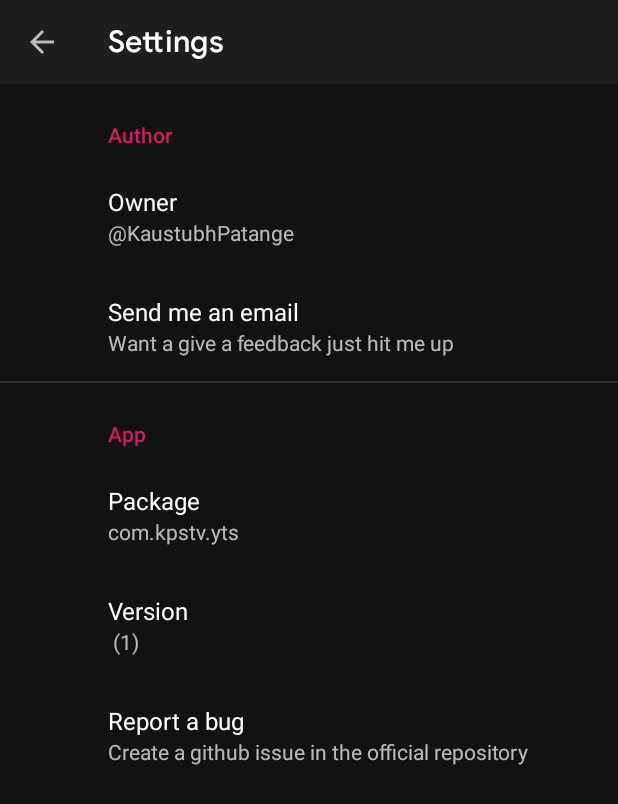
After one commit to KaustubhPatange/Moviesy, an Android app: the fragment AboutSettingFragment placed in its activity, on a phone screen of 412 x 824 dp. The commit adds this screen. Shown: the top 804 px of the screen. Run offline under Robolectric (Android 15) with nearby library versions, the phone set to English and light mode, and no system bars; our stand-ins replace RxJava, androidx.preference; libraries missing offline, so code that uses them is left out: com.danimahardhika.cafebar.

Commit message:
[Added] About preference

```diff
--- a/app/build.gradle.kts
+++ b/app/build.gradle.kts
@@ -68,7 +68,6 @@ dependencies {
     implementation(LibraryDependency.LIFECYCLE_VIEWMODEL)
     implementation(LibraryDependency.LIFECYCLE_COMMON)
     implementation(LibraryDependency.PAGING)
-    implementation(LibraryDependency.ASYNC_AWAIT)
     implementation(LibraryDependency.RETROFIT) {
         exclude("okhttp")
     }
--- a/app/src/main/java/com/kpstv/yts/AppSettings.kt
+++ b/app/src/main/java/com/kpstv/yts/AppSettings.kt
@@ -122,4 +122,10 @@ object AppSettings {
     const val TMDB_BASE_URL_PREF = "tmdb_base_url_pref"
     const val ANONYMOUS_TORRENT_DOWNLOAD_PREF = "anonymous_torrent_download_pref"
     const val STORAGE_LOCATION_PREF = "storage_location_pref"
+
+    const val AUTHOR_OWNER_PREF = "author_owner_pref"
+    const val AUTHOR_EMAIL_PREF = "author_email_pref"
+    const val APP_PACKAGE_PREF = "app_package_pref"
+    const val APP_VERSION_PREF = "app_version_pref"
+    const val APP_REPORT_PREF = "app_report_pref"
 }
--- a/app/src/main/java/com/kpstv/yts/di/ApplicationClass.kt
+++ b/app/src/main/java/com/kpstv/yts/di/ApplicationClass.kt
@@ -5,6 +5,8 @@ import androidx.core.content.res.ResourcesCompat
 import com.kpstv.yts.R
 import dagger.hilt.android.HiltAndroidApp
 import es.dmoral.toasty.Toasty
+import kotlinx.coroutines.DEBUG_PROPERTY_NAME
+import kotlinx.coroutines.DEBUG_PROPERTY_VALUE_ON
 
 @Suppress("unused")
 @HiltAndroidApp
--- a/app/src/main/java/com/kpstv/yts/extensions/utils/ContentUtils.kt
+++ b/app/src/main/java/com/kpstv/yts/extensions/utils/ContentUtils.kt
@@ -1,10 +1,8 @@
 package com.kpstv.yts.extensions.utils
 
-import android.content.Context
 import android.content.Intent
 import android.net.Uri
 import android.os.Environment
-import android.util.Log
 import java.io.File
 import java.net.URLDecoder
 
--- a/app/src/main/java/com/kpstv/yts/extensions/utils/ProxyUtils.kt
+++ b/app/src/main/java/com/kpstv/yts/extensions/utils/ProxyUtils.kt
@@ -8,9 +8,9 @@ import com.kpstv.yts.AppInterface
 import com.kpstv.yts.AppSettings
 import com.kpstv.yts.data.converters.AppDatabaseConverter
 import com.kpstv.yts.extensions.Coroutines
-import com.kpstv.yts.extensions.await
 import dagger.hilt.android.qualifiers.ApplicationContext
 import okhttp3.Request
+import ru.gildor.coroutines.okhttp.await
 import javax.inject.Inject
 import javax.inject.Singleton
 
--- /dev/null
+++ b/app/src/main/java/com/kpstv/yts/ui/settings/AboutSettingFragment.kt
@@ -0,0 +1,40 @@
+package com.kpstv.yts.ui.settings
+
+import android.os.Bundle
+import androidx.preference.Preference
+import androidx.preference.PreferenceFragmentCompat
+import com.kpstv.yts.AppInterface.Companion.IS_DARK_THEME
+import com.kpstv.yts.AppSettings
+import com.kpstv.yts.BuildConfig
+import com.kpstv.yts.R
+import com.kpstv.yts.extensions.utils.AppUtils
+
+class AboutSettingFragment : PreferenceFragmentCompat() {
+    override fun onCreatePreferences(savedInstanceState: Bundle?, rootKey: String?) {
+        setPreferencesFromResource(R.xml.about_preference, rootKey)
+
+        findPreference<Preference>(AppSettings.AUTHOR_OWNER_PREF)?.setOnPreferenceClickListener {
+            launch(getString(R.string.author_link))
+            true
+        }
+
+        findPreference<Preference>(AppSettings.AUTHOR_EMAIL_PREF)?.setOnPreferenceClickListener {
+            AppUtils.launchUrlIntent("mailto:${getString(R.string.author_mail)}", requireContext())
+            true
+        }
+
+        findPreference<Preference>(AppSettings.APP_PACKAGE_PREF)?.summary =
+            requireContext().packageName
+        findPreference<Preference>(AppSettings.APP_VERSION_PREF)?.summary =
+            "${BuildConfig.VERSION_NAME} (${BuildConfig.VERSION_CODE})"
+
+        findPreference<Preference>(AppSettings.APP_REPORT_PREF)?.setOnPreferenceClickListener {
+            AppUtils.launchUrlIntent(getString(R.string.app_github), requireContext())
+            true
+        }
+    }
+
+    private fun launch(url: String) {
+        AppUtils.launchUrl(requireContext(), url, IS_DARK_THEME)
+    }
+}
--- a/app/src/main/java/com/kpstv/yts/ui/settings/SettingsActivity.kt
+++ b/app/src/main/java/com/kpstv/yts/ui/settings/SettingsActivity.kt
@@ -50,7 +50,7 @@ class SettingsActivity : AppCompatActivity() {
                 STORAGE_FRAG -> replaceFragment(StorageSettingFragment())
                 LOOK_FEEL_FRAG -> replaceFragment(lookSettingsFragment)
                 DEVELOPER_FRAG -> replaceFragment(DevSettingsFragment())
-                ABOUT_FRAG -> ""
+                ABOUT_FRAG -> replaceFragment(AboutSettingFragment())
             }
         }
 
--- a/app/src/main/java/com/kpstv/yts/ui/settings/StorageSettingFragment.kt
+++ b/app/src/main/java/com/kpstv/yts/ui/settings/StorageSettingFragment.kt
@@ -15,6 +15,7 @@ import com.kpstv.yts.R
 import com.kpstv.yts.extensions.utils.ContentUtils
 import es.dmoral.toasty.Toasty
 
+// TODO: Testing needed for storage location
 class StorageSettingFragment : PreferenceFragmentCompat() {
     companion object {
         const val STORAGE_REQUEST = 102
--- /dev/null
+++ b/app/src/main/res/values/about.xml
@@ -0,0 +1,8 @@
+<?xml version="1.0" encoding="utf-8"?>
+<resources>
+    <string name="author_owner">\@KaustubhPatange</string>
+    <string name="author_link">http://github.com/KaustubhPatange</string>
+    <string name="author_mail">developerkp16@gmail.com</string>
+
+    <string name="app_github">https://github.com/KaustubhPatange/Moviesy</string>
+</resources>
--- a/app/src/main/res/values/strings.xml
+++ b/app/src/main/res/values/strings.xml
@@ -1,6 +1,5 @@
 <resources>
     <string name="app_name">Moviesy</string>
-
 
     <string name="long_text">Lorem ipsum dolor sit amet, consectetur adipiscing elit. In porta urna fermentum neque venenatis pellentesque. Nunc nec massa elit. Praesent pulvinar purus id semper pulvinar. Aliquam eget libero ac libero bibendum tempor. Orci varius natoque penatibus et magnis dis parturient montes, nascetur ridiculus mus. Suspendisse potenti. Vivamus cursus sit amet turpis id imperdiet. Donec nec ligula eget diam laoreet vulputate sit amet in sapien. Aenean iaculis nibh et purus rutrum hendrerit quis imperdiet ipsum. Vivamus elementum lobortis auctor. Aliquam pretium nisl vel lectus consectetur viverra. Praesent iaculis magna diam, nec sodales dui bibendum quis. Donec a felis ligula. Suspendisse potenti. In nec magna magna. Etiam sit amet convallis ipsum.
 
@@ -102,4 +101,8 @@ Fusce ultrices lacus ut maximus ultricies. Aliquam non tortor in nisl faucibus d
     <string name="anonymous_title">Anonymous Download</string>
     <string name="anonymous_summary">Enable spoofing of ip location while downloading torrent movies.</string>
     <string name="error_directory">Current directory structure is not supported</string>
+    <string name="report_issue_summary">Create a github issue in the official repository</string>
+    <string name="report_issue_title">Report a bug</string>
+    <string name="feedback_summary">Want a give a feedback just hit me up</string>
+    <string name="feedback_title">Send me an email</string>
 </resources>
--- /dev/null
+++ b/app/src/main/res/xml/about_preference.xml
@@ -0,0 +1,28 @@
+<?xml version="1.0" encoding="utf-8"?>
+<PreferenceScreen xmlns:app="http://schemas.android.com/apk/res-auto">
+
+    <PreferenceCategory app:title="Author">
+        <Preference
+            app:key="author_owner_pref"
+            app:summary="@string/author_owner"
+            app:title="Owner" />
+        <Preference
+            app:key="author_email_pref"
+            app:summary="@string/feedback_summary"
+            app:title="@string/feedback_title" />
+    </PreferenceCategory>
+
+    <PreferenceCategory app:title="App">
+        <Preference
+            app:key="app_package_pref"
+            app:title="Package" />
+        <Preference
+            app:key="app_version_pref"
+            app:title="Version" />
+        <Preference
+            app:key="app_report_pref"
+            app:summary="@string/report_issue_summary"
+            app:title="@string/report_issue_title" />
+    </PreferenceCategory>
+
+</PreferenceScreen>
--- a/buildSrc/src/main/java/LibraryDependency.kt
+++ b/buildSrc/src/main/java/LibraryDependency.kt
@@ -17,7 +17,6 @@ private object LibraryVersion {
     const val SWIPE_REFRESH = "1.1.0"
     const val BROWSER = "1.2.0"
     const val FB_SHIMMER = "0.5.0"
-    const val ASYNC_AWAIT = "1.0.0"
     const val GLIDE = "4.11.0"
     const val RXJAVA = "2.2.10"
     const val RXANDROID = "2.1.1"
@@ -51,7 +50,6 @@ object LibraryDependency {
     const val RXBINDING = "com.jakewharton.rxbinding2:rxbinding:${LibraryVersion.RXBINDING}"
     const val GLIDE = "com.github.bumptech.glide:glide:${LibraryVersion.GLIDE}"
     const val GLIDE_COMPILER = "com.github.bumptech.glide:compiler:${LibraryVersion.GLIDE}"
-    const val ASYNC_AWAIT = "co.metalab.asyncawait:asyncawait:${LibraryVersion.ASYNC_AWAIT}"
     const val FB_SHIMMER = "com.facebook.shimmer:shimmer:${LibraryVersion.FB_SHIMMER}"
     const val ANDROID_BROWSER = "androidx.browser:browser:${LibraryVersion.BROWSER}"
     const val SWIPE_REFRESH_LAYOUT = "androidx.swiperefreshlayout:swiperefreshlayout:${LibraryVersion.SWIPE_REFRESH}"
```
Also changed, not shown: 99 other files.
